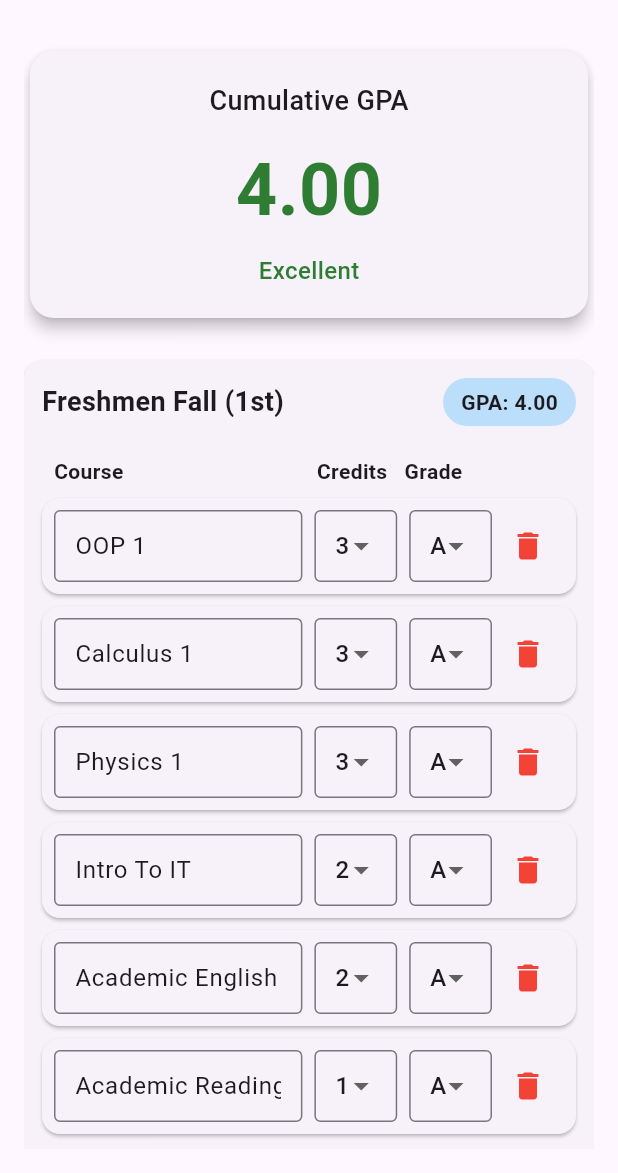
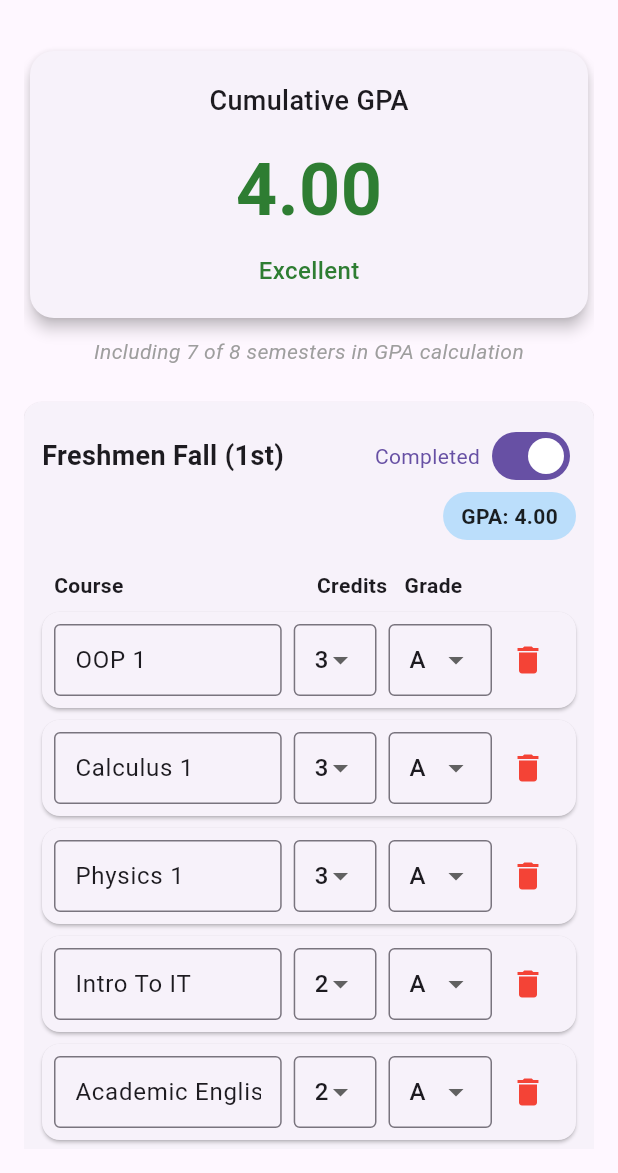
Before and after one commit to kamol1dn/inha_app, a Flutter app: the GPACalculatorScreen screen opened directly, after a tap on the "delete" icon, on a phone screen of 412 x 824 dp, the part 63-1236 px from its top. Run offline on Flutter 3.47's test engine with Material 3 defaults, Android fonts, the phone set to English and light mode, and no system bars; our stand-ins replace webview_flutter.

Commit message:
gpa calculation v1

```diff
--- a/lib/models/semester.dart
+++ b/lib/models/semester.dart
@@ -4,13 +4,13 @@ class Semester {
   String name;
   List<Course> courses;
   double? gpa;
- // bool isPassed = false;
+  bool isCompleted; // New field to track if semester is completed
 
   Semester({
     required this.name,
     required this.courses,
     this.gpa,
-  //  this.isPassed,
+    this.isCompleted = true, // Default to true for backward compatibility
   });
 
   // Create a copy of the semester with updated values
@@ -19,7 +19,7 @@ class Semester {
       name: semester.name,
       courses: List.from(semester.courses.map((course) => Course.copy(course))),
       gpa: semester.gpa,
-   //   isPassed: semester.isPassed,
+      isCompleted: semester.isCompleted,
     );
   }
 }
--- a/lib/screens/gpa_calculator/gpa_calculator_screen.dart
+++ b/lib/screens/gpa_calculator/gpa_calculator_screen.dart
@@ -19,6 +19,7 @@ class _GPACalculatorScreenState extends State<GPACalculatorScreen> {
   List<Semester> semesters = [];
   bool _isLoading = true;
   double overallGPA = 0.0;
+  int completedSemesters = 0;
 
   // Scroll controller to detect scroll position
   final ScrollController _scrollController = ScrollController();
@@ -54,6 +55,13 @@ class _GPACalculatorScreenState extends State<GPACalculatorScreen> {
     }
   }
 
+  // Count completed semesters
+  void _updateCompletedSemestersCount() {
+    setState(() {
+      completedSemesters = semesters.where((semester) => semester.isCompleted).length;
+    });
+  }
+
   Future<void> _loadSemesters() async {
     setState(() {
       _isLoading = true;
@@ -70,6 +78,7 @@ class _GPACalculatorScreenState extends State<GPACalculatorScreen> {
       setState(() {
         semesters = loadedSemesters;
         overallGPA = GradeCalculator.calculateOverallGPA(semesters);
+        _updateCompletedSemestersCount();
       });
     } catch (e) {
       debugPrint('Error loading semesters: $e');
@@ -95,6 +104,7 @@ class _GPACalculatorScreenState extends State<GPACalculatorScreen> {
           name: 'New Semester ${semesters.length + 1}',
           courses: [],
           gpa: 0.0,
+          isCompleted: false, // Default new semesters to not completed
         ),
       );
     });
@@ -105,6 +115,7 @@ class _GPACalculatorScreenState extends State<GPACalculatorScreen> {
     setState(() {
       semesters[index] = updatedSemester;
       overallGPA = GradeCalculator.calculateOverallGPA(semesters);
+      _updateCompletedSemestersCount();
     });
     _saveSemesters();
   }
@@ -170,6 +181,21 @@ class _GPACalculatorScreenState extends State<GPACalculatorScreen> {
           controller: _scrollController,
           children: [
             GPASummaryCard(gpa: overallGPA),
+            const SizedBox(height: 8),
+
+            // Completed semesters counter
+            Padding(
+              padding: const EdgeInsets.symmetric(horizontal: 8.0),
+              child: Text(
+                'Including $completedSemesters of ${semesters.length} semesters in GPA calculation',
+                style: const TextStyle(
+                  color: Colors.grey,
+                  fontStyle: FontStyle.italic,
+                ),
+                textAlign: TextAlign.center,
+              ),
+            ),
+
             const SizedBox(height: 16),
 
             if (semesters.isEmpty)
--- a/lib/screens/gpa_calculator/widgets/course_list_item.dart
+++ b/lib/screens/gpa_calculator/widgets/course_list_item.dart
@@ -25,7 +25,7 @@ class CourseListItem extends StatelessWidget {
           children: [
             // Course Name Field
             Expanded(
-              flex: 3,
+              flex: 11,
               child: TextFormField(
                 initialValue: course.name,
                 decoration: AppStyles.textFieldDecoration(hintText: 'Course name'),
@@ -40,7 +40,7 @@ class CourseListItem extends StatelessWidget {
 
             // Credits Dropdown
             Expanded(
-              flex: 1,
+              flex: 4,
               child: DropdownButtonFormField<int>(
                 value: course.credits,
                 decoration: AppStyles.textFieldDecoration(),
@@ -63,7 +63,7 @@ class CourseListItem extends StatelessWidget {
 
             // Grade Dropdown
             Expanded(
-              flex: 1,
+              flex: 5,
               child: DropdownButtonFormField<String>(
                 isExpanded: true,
                 value: course.grade,
--- a/lib/screens/gpa_calculator/widgets/semester_list_item.dart
+++ b/lib/screens/gpa_calculator/widgets/semester_list_item.dart
@@ -29,31 +29,64 @@ class SemesterListItem extends StatelessWidget {
         child: Column(
           crossAxisAlignment: CrossAxisAlignment.start,
           children: [
-            // Semester header
+            // Semester header with completion toggle
             Row(
-              mainAxisAlignment: MainAxisAlignment.spaceBetween,
               children: [
-                Text(
+                // Semester name
+                Expanded(
+                  child: Text(
                     semester.name,
                     style: const TextStyle(
                       fontSize: 18,
                       fontWeight: FontWeight.bold,
                     ),
                   ),
-                Container(
+                ),
+
+                // Completion toggle (Switch)
+                Row(
+                  children: [
+                    Text(
+                      'Completed',
+                      style: TextStyle(
+                        color: semester.isCompleted
+                            ? Theme.of(context).colorScheme.primary
+                            : Colors.grey,
+                      ),
+                    ),
+                    const SizedBox(width: 4),
+                    Switch(
+                      value: semester.isCompleted,
+                      onChanged: (value) {
+                        final updatedSemester = Semester.copy(semester);
+                        updatedSemester.isCompleted = value;
+                        onUpdate(updatedSemester);
+                      },
+                    ),
+                  ],
+                ),
+              ],
+            ),
+
+            // GPA display
+            Align(
+              alignment: Alignment.centerRight,
+              child: Container(
                 padding: const EdgeInsets.symmetric(horizontal: 12, vertical: 6),
                 decoration: BoxDecoration(
-                    color: Colors.blue.shade100,
+                  color: semester.isCompleted
+                      ? Colors.blue.shade100
+                      : Colors.grey.shade200,
                   borderRadius: BorderRadius.circular(20),
                 ),
                 child: Text(
                   'GPA: ${semester.gpa?.toStringAsFixed(2) ?? '0.00'}',
-                    style: const TextStyle(
+                  style: TextStyle(
                     fontWeight: FontWeight.bold,
+                    color: semester.isCompleted ? Colors.black87 : Colors.grey,
                   ),
                 ),
               ),
-              ],
             ),
             const SizedBox(height: 16),
 
--- a/lib/services/gpa_service.dart
+++ b/lib/services/gpa_service.dart
@@ -7,6 +7,7 @@ class GPAService {
     return [
       Semester(
         name: 'Freshmen Fall (1st)',
+        isCompleted: true, // Completed semester
         courses: [
           Course(name: 'OOP 1', credits: 3, grade: 'A', required: true),
           Course(name: 'Calculus 1', credits: 3, grade: 'A', required: true),
@@ -19,6 +20,7 @@ class GPAService {
       ),
       Semester(
         name: 'Freshmen Spring (2nd)',
+        isCompleted: true, // Completed semester
         courses: [
           Course(name: 'OOP 2', credits: 3, grade: 'A', required: true),
           Course(name: 'Calculus 2', credits: 3, grade: 'A', required: true),
@@ -31,6 +33,7 @@ class GPAService {
       ),
       Semester(
         name: 'Sophomore Fall (1st)',
+        isCompleted: true, // Completed semester
         courses: [
           Course(name: 'Linear Algebra', credits: 3, grade: 'A', required: true),
           Course(name: 'Engineering Mathematics', credits: 3, grade: 'A', required: true),
@@ -43,6 +46,7 @@ class GPAService {
       ),
       Semester(
         name: 'Sophomore Spring (2nd)',
+        isCompleted: true, // Completed semester
         courses: [
           Course(name: 'Digital Logic and Circuit', credits: 3, grade: 'A'),
           Course(name: 'Discrete Mathematics', credits: 3, grade: 'A', required: true),
@@ -55,6 +59,7 @@ class GPAService {
       ),
       Semester(
         name: 'Junior Fall (1st)',
+        isCompleted: true, // Completed semester
         courses: [
           Course(name: 'System Analysis', credits: 3, grade: 'A'),
           Course(name: 'Introduction to Economics', credits: 3, grade: 'A', required: true),
@@ -67,6 +72,7 @@ class GPAService {
       ),
       Semester(
         name: 'Junior Spring (2nd)',
+        isCompleted: true, // Completed semester
         courses: [
           Course(name: 'Signals and Systems', credits: 3, grade: 'A', required: true),
           Course(name: 'Unix Programming', credits: 3, grade: 'A'),
@@ -78,6 +84,7 @@ class GPAService {
       ),
       Semester(
         name: 'Senior Fall (1st)',
+        isCompleted: true, // Completed semester
         courses: [
           Course(name: 'Software Engineering', credits: 3, grade: 'A'),
           Course(name: 'Embedded Software & Design', credits: 3, grade: 'A'),
@@ -89,6 +96,7 @@ class GPAService {
       ),
       Semester(
         name: 'Senior Spring (2nd)',
+        isCompleted: false, // Example of a future semester not yet completed
         courses: [
           Course(name: 'Capstone Design', credits: 3, grade: 'A', required: true),
           Course(name: 'Computer Security', credits: 3, grade: 'A'),
--- a/lib/utils/grade_calculator.dart
+++ b/lib/utils/grade_calculator.dart
@@ -50,18 +50,21 @@ class GradeCalculator {
     return totalCredits > 0 ? totalPoints / totalCredits : 0.0;
   }
 
-  // Calculate GPA for all semesters
+  // Calculate GPA for all completed semesters
   static double calculateOverallGPA(List<Semester> semesters) {
     if (semesters.isEmpty) return 0.0;
 
     double totalPoints = 0.0;
     int totalCredits = 0;
 
+    // Only include completed semesters in the calculation
     for (var semester in semesters) {
-      for (var course in semester.courses) {
-        double gradeValue = getGradeValue(course.grade);
-        totalPoints += course.credits * gradeValue;
-        totalCredits += course.credits;
+      if (semester.isCompleted) {
+        for (var course in semester.courses) {
+          double gradeValue = getGradeValue(course.grade);
+          totalPoints += course.credits * gradeValue;
+          totalCredits += course.credits;
+        }
       }
     }
 
```
Lines whose indentation alone changed are shown as unchanged.
